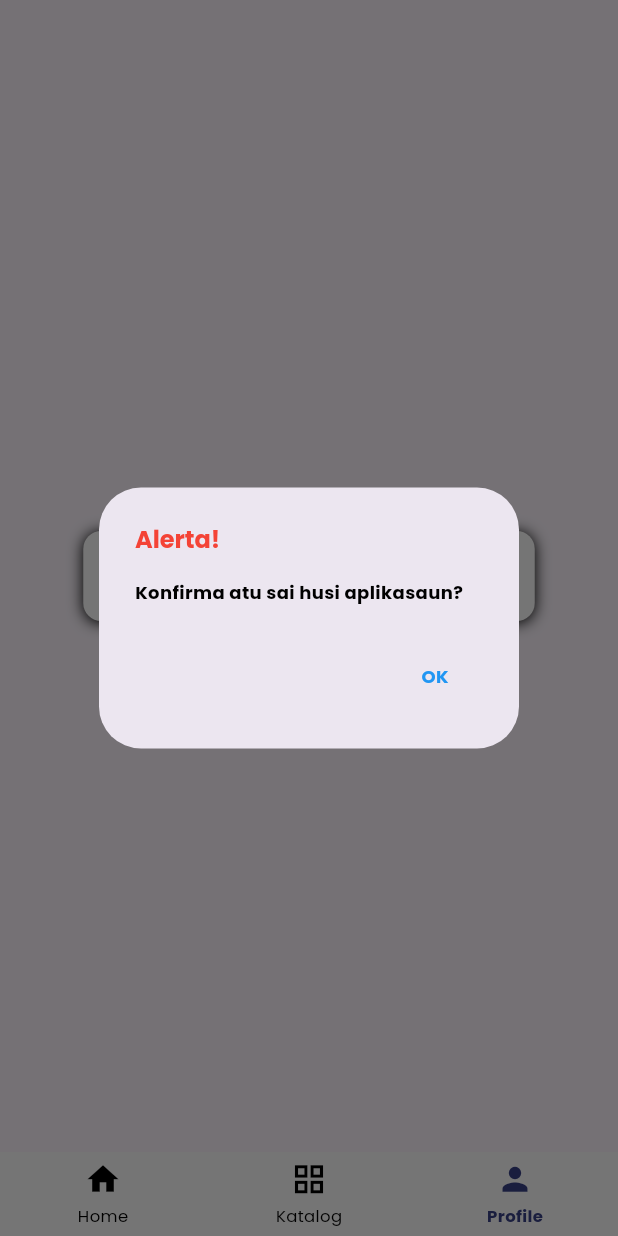
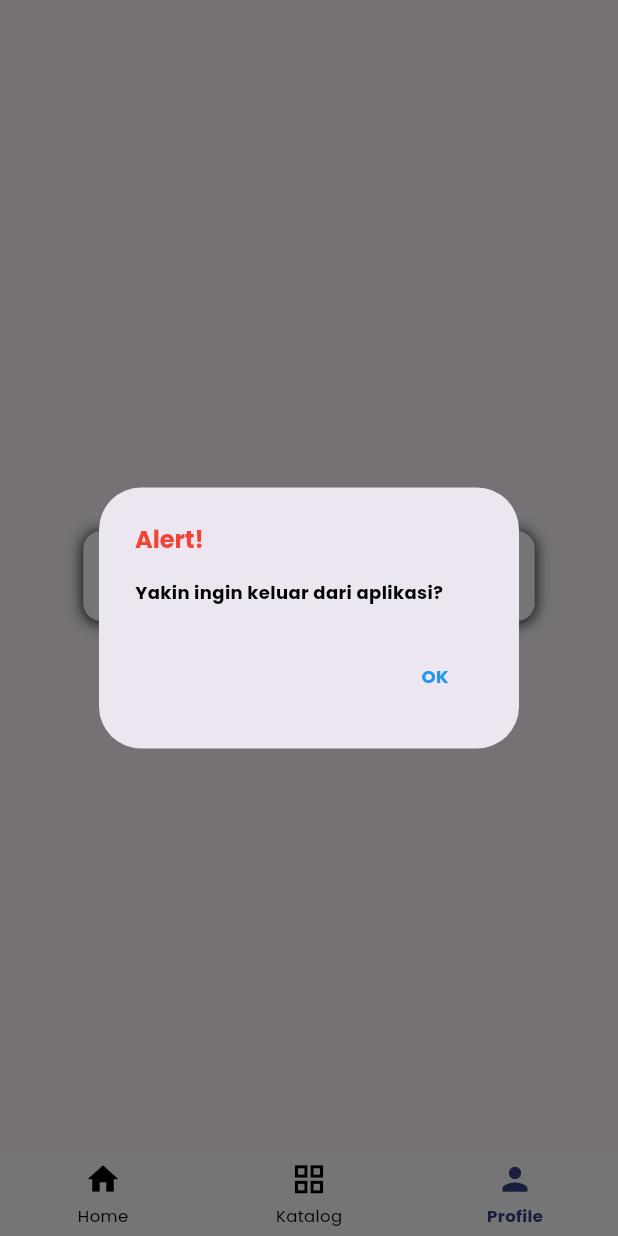
Before and after one commit to Mr-Roma/rafsakaos_mobile, a Flutter app: the screen it shows once a user with an empty profile is signed in, item 3 of the bottom bar chosen, after a tap on "Log Out", on a phone screen of 412 x 824 dp. Run offline on Flutter 3.47's test engine with Material 3 defaults, Android fonts, the phone set to English and light mode, and no system bars; drawn by our look-alikes of animated_bottom_navigation_bar; our stand-ins replace cloud_firestore, firebase_auth, firebase_core, google_fonts; accounts and stored records are empty.

Commit message:
fix code

```diff
--- a/lib/presentation/pages/profilePage.dart
+++ b/lib/presentation/pages/profilePage.dart
@@ -46,14 +46,14 @@ class ProfilePage extends StatelessWidget {
                 builder: (BuildContext context) {
                   return AlertDialog(
                     title: Text(
-                      "Alerta!",
+                      "Alert!",
                       style: GoogleFonts.poppins(
                           fontSize: 16,
                           fontWeight: FontWeight.bold,
                           color: Colors.red),
                     ),
                     content: Text(
-                      "Konfirma atu sai husi aplikasaun?",
+                      "Yakin ingin keluar dari aplikasi?",
                       style: GoogleFonts.poppins(
                           fontSize: 12,
                           fontWeight: FontWeight.bold,
```
